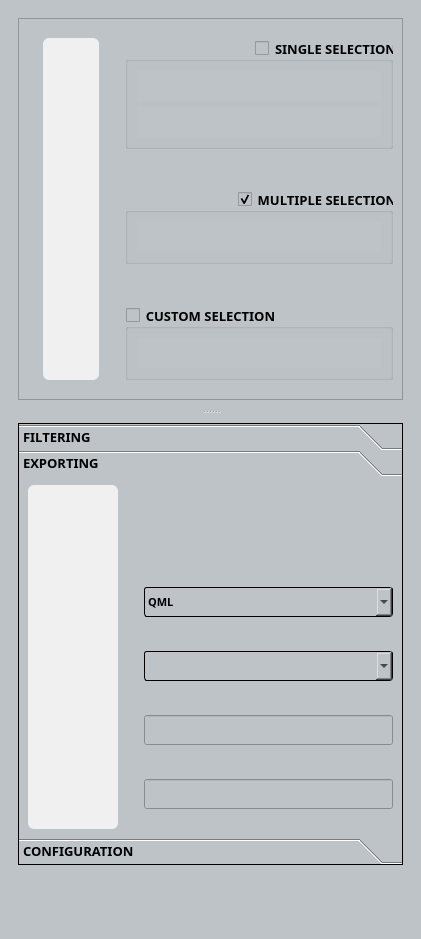
Above: filter_mate_dockwidget_base.ui from sducournau/filter_mate before the change. Below: the same form after it.
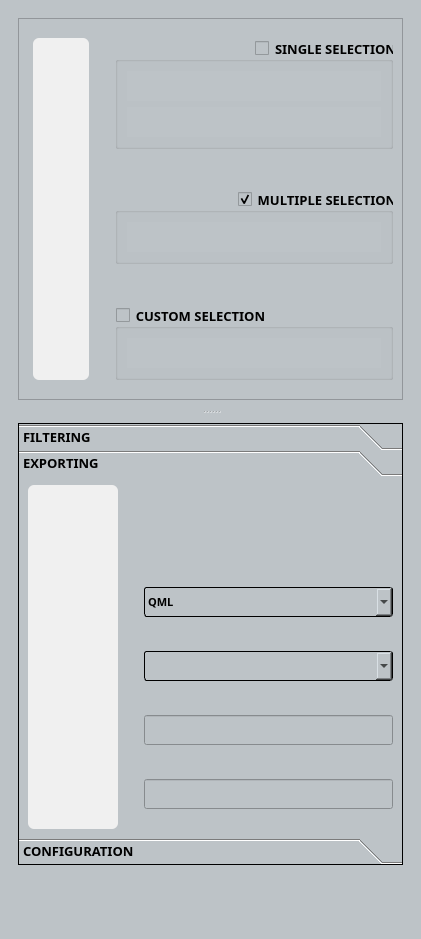
That is the form after the change. The open tabs and pages were chosen to show the change. Icons and pictures are not drawn. Custom widgets are drawn as their Qt base class.

Patch:
```diff
--- a/filter_mate_dockwidget_base.ui
+++ b/filter_mate_dockwidget_base.ui
@@ -511,7 +511,7 @@
              <x>0</x>
              <y>0</y>
              <width>383</width>
-             <height>357</height>
+             <height>359</height>
             </rect>
            </property>
            <layout class="QGridLayout" name="gridLayout_2">
@@ -527,7 +527,7 @@
                 </property>
                 <property name="sizeHint" stdset="0">
                  <size>
-                  <width>15</width>
+                  <width>5</width>
                   <height>20</height>
                  </size>
                 </property>
@@ -1051,7 +1051,7 @@
                    <cursorShape>PointingHandCursor</cursorShape>
                   </property>
                   <property name="styleSheet">
-                   <string notr="true">QgsCollapsibleGroupBoxBasic::title, QgsCollapsibleGroupBox::title {  subcontrol-origin: margin;  subcontrol-position: top left;  margin-left: 20px;  margin-right: 5px;  left: 0px;  top: 1px;} QgsCollapsibleGroupBoxBasic { border: none; }QgsCollapsibleGroupBoxBasic::title, QgsCollapsibleGroupBox::title {  subcontrol-origin: margin;  subcontrol-position: top left;  margin-left: 20px;  margin-right: 5px;  left: 0px;  top: 1px;}</string>
+                   <string notr="true">QgsCollapsibleGroupBoxBasic::title, QgsCollapsibleGroupBox::title {  subcontrol-origin: margin;  subcontrol-position: top left;  margin-left: 20px;  margin-right: 5px;  left: 0px;  top: 1px;} QgsCollapsibleGroupBoxBasic { border: none; }QgsCollapsibleGroupBoxBasic::title, QgsCollapsibleGroupBox::title {  subcontrol-origin: margin;  subcontrol-position: top left;  margin-left: 20px;  margin-right: 5px;  left: 0px;  top: 1px;}QgsCollapsibleGroupBoxBasic::title, QgsCollapsibleGroupBox::title {  subcontrol-origin: margin;  subcontrol-position: top left;  margin-left: 20px;  margin-right: 5px;  left: 0px;  top: 1px;}</string>
                   </property>
                   <property name="title">
                    <string>SINGLE SELECTION</string>
@@ -1298,7 +1298,7 @@
                    <cursorShape>PointingHandCursor</cursorShape>
                   </property>
                   <property name="styleSheet">
-                   <string notr="true">QgsCollapsibleGroupBoxBasic::title, QgsCollapsibleGroupBox::title {  subcontrol-origin: margin;  subcontrol-position: top left;  margin-left: 20px;  margin-right: 5px;  left: 0px;  top: 1px;}QgsCollapsibleGroupBoxBasic::title, QgsCollapsibleGroupBox::title {  subcontrol-origin: margin;  subcontrol-position: top left;  margin-left: 20px;  margin-right: 5px;  left: 0px;  top: 1px;}</string>
+                   <string notr="true">QgsCollapsibleGroupBoxBasic::title, QgsCollapsibleGroupBox::title {  subcontrol-origin: margin;  subcontrol-position: top left;  margin-left: 20px;  margin-right: 5px;  left: 0px;  top: 1px;}QgsCollapsibleGroupBoxBasic::title, QgsCollapsibleGroupBox::title {  subcontrol-origin: margin;  subcontrol-position: top left;  margin-left: 20px;  margin-right: 5px;  left: 0px;  top: 1px;}QgsCollapsibleGroupBoxBasic::title, QgsCollapsibleGroupBox::title {  subcontrol-origin: margin;  subcontrol-position: top left;  margin-left: 20px;  margin-right: 5px;  left: 0px;  top: 1px;}</string>
                   </property>
                   <property name="title">
                    <string>MULTIPLE SELECTION</string>
@@ -1424,7 +1424,7 @@
                    <cursorShape>PointingHandCursor</cursorShape>
                   </property>
                   <property name="styleSheet">
-                   <string notr="true">QgsCollapsibleGroupBoxBasic::title, QgsCollapsibleGroupBox::title {  subcontrol-origin: margin;  subcontrol-position: top left;  margin-left: 20px;  margin-right: 5px;  left: 0px;  top: 1px;} QgsCollapsibleGroupBoxBasic { border: none; }QgsCollapsibleGroupBoxBasic::title, QgsCollapsibleGroupBox::title {  subcontrol-origin: margin;  subcontrol-position: top left;  margin-left: 20px;  margin-right: 5px;  left: 0px;  top: 1px;}</string>
+                   <string notr="true">QgsCollapsibleGroupBoxBasic::title, QgsCollapsibleGroupBox::title {  subcontrol-origin: margin;  subcontrol-position: top left;  margin-left: 20px;  margin-right: 5px;  left: 0px;  top: 1px;} QgsCollapsibleGroupBoxBasic { border: none; }QgsCollapsibleGroupBoxBasic::title, QgsCollapsibleGroupBox::title {  subcontrol-origin: margin;  subcontrol-position: top left;  margin-left: 20px;  margin-right: 5px;  left: 0px;  top: 1px;}QgsCollapsibleGroupBoxBasic::title, QgsCollapsibleGroupBox::title {  subcontrol-origin: margin;  subcontrol-position: top left;  margin-left: 20px;  margin-right: 5px;  left: 0px;  top: 1px;}</string>
                   </property>
                   <property name="title">
                    <string>CUSTOM SELECTION</string>
```
Left out of the diff: 10 changed lines with no effect on the pictures.
